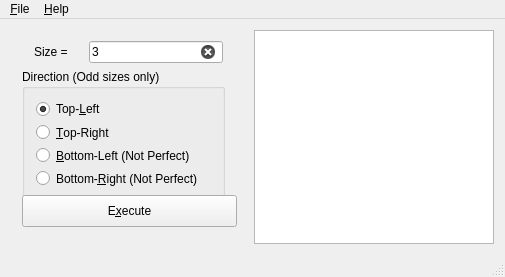
The window that mainwindow.ui (mingtsay/mcu_course_ds_ex3_03363636) describes before a commit, drawn with Qt 5.
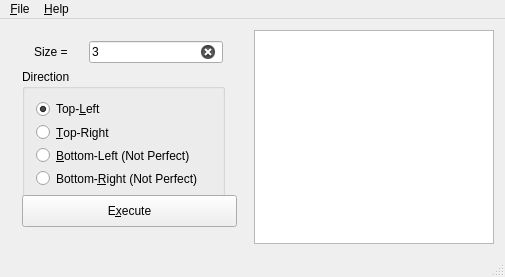
The same window after the commit.

What changed in the file:
```diff
--- a/mainwindow.ui
+++ b/mainwindow.ui
@@ -93,7 +93,7 @@
           <string>Direction of the algorithm. Only affected to odd sizes.</string>
          </property>
          <property name="title">
-          <string>Direction (Odd sizes only)</string>
+          <string>Direction</string>
          </property>
          <layout class="QVBoxLayout" name="verticalLayout_2">
           <item>
```
Left out of the diff: 6 changed lines with no effect on the pictures.
